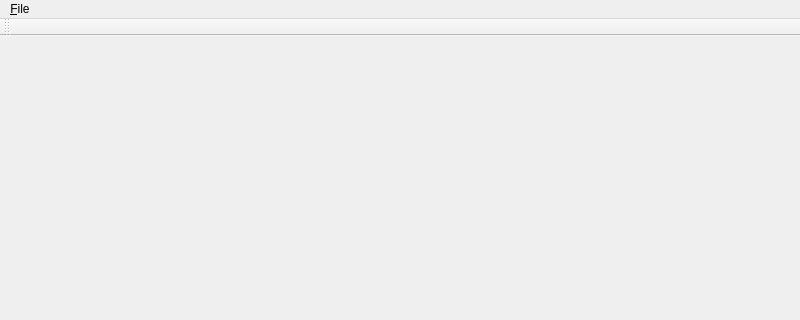
cloose/qcpcemu, file qcpcemu/mainwindow.ui: the form before one commit; both pictures show x 0 to 800 and y 0 to 320 of the 800 by 600 pixel window.
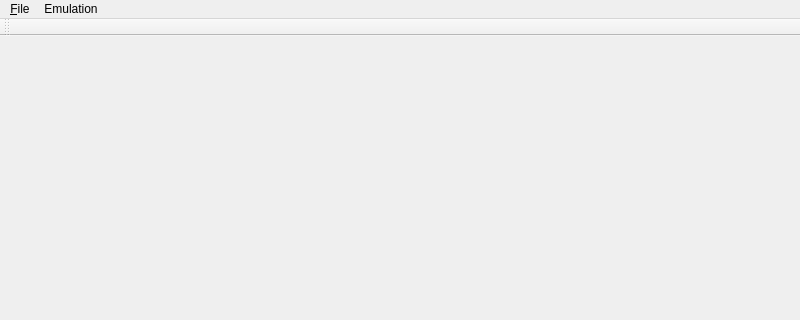
The form after the commit.

What changed in the file:
```diff
--- a/qcpcemu/mainwindow.ui
+++ b/qcpcemu/mainwindow.ui
@@ -46,7 +46,14 @@
     <addaction name="separator"/>
     <addaction name="actQuit"/>
    </widget>
+   <widget class="QMenu" name="emulationMenu">
+    <property name="title">
+     <string>Emulation</string>
+    </property>
+    <addaction name="actResetEmulation"/>
+   </widget>
    <addaction name="fileMenu"/>
+   <addaction name="emulationMenu"/>
   </widget>
   <widget class="QToolBar" name="mainToolBar">
    <attribute name="toolBarArea">
```
Left out of the diff: 11 changed lines with no effect on the pictures.
